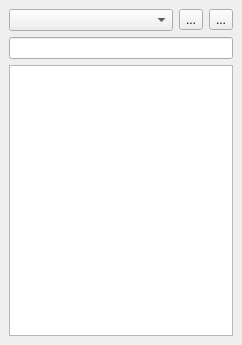
Above: plugins/generix/ui/dictionarydockwidget.ui from phoenix741/xinx before the change. Below: the same form after it.
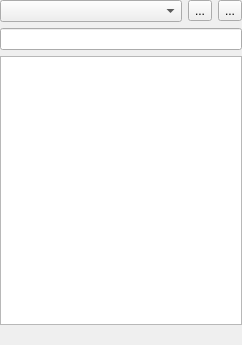
That is the form after the change. Icons and pictures are not drawn. Custom widgets are drawn as their Qt base class.

What changed in the file:
```diff
--- a/plugins/generix/ui/dictionarydockwidget.ui
+++ b/plugins/generix/ui/dictionarydockwidget.ui
@@ -18,6 +18,9 @@
   </property>
   <widget class="QWidget" name="dockWidgetContents">
    <layout class="QVBoxLayout" name="verticalLayout">
+    <property name="margin">
+     <number>0</number>
+    </property>
     <item>
      <layout class="QHBoxLayout" name="horizontalLayout">
       <item>
@@ -53,6 +56,13 @@
     <item>
      <widget class="QTreeView" name="m_dictionaryTreeView"/>
     </item>
+    <item>
+     <widget class="QLabel" name="m_informationLbl">
+      <property name="text">
+       <string/>
+      </property>
+     </widget>
+    </item>
    </layout>
   </widget>
  </widget>
```
